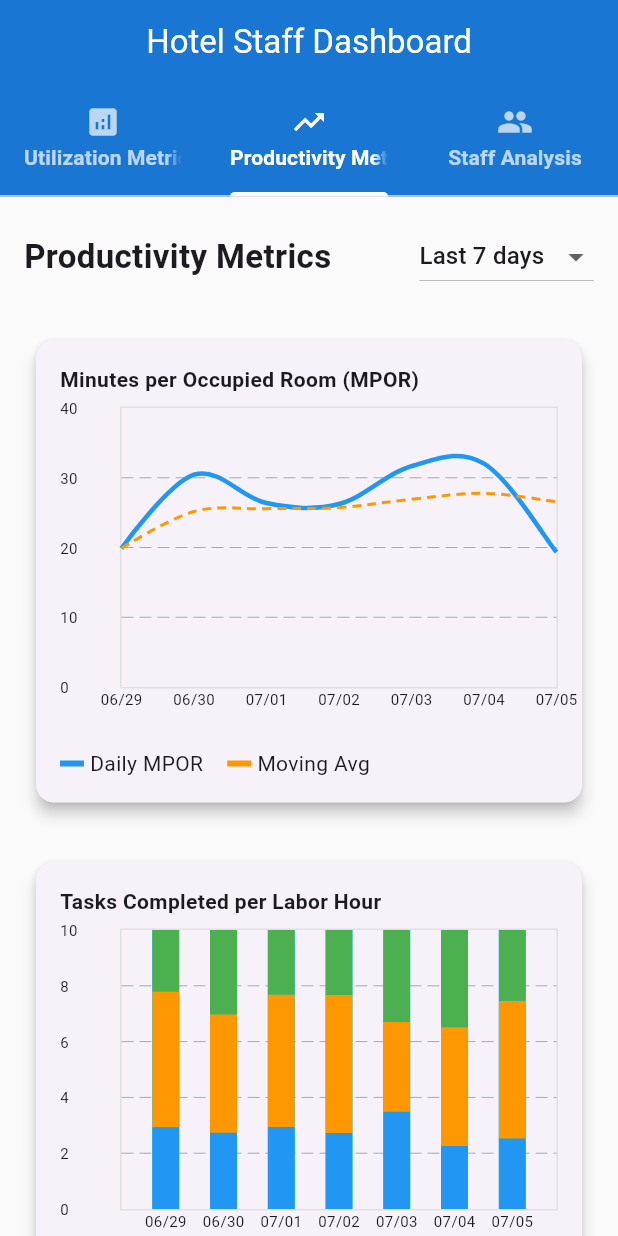
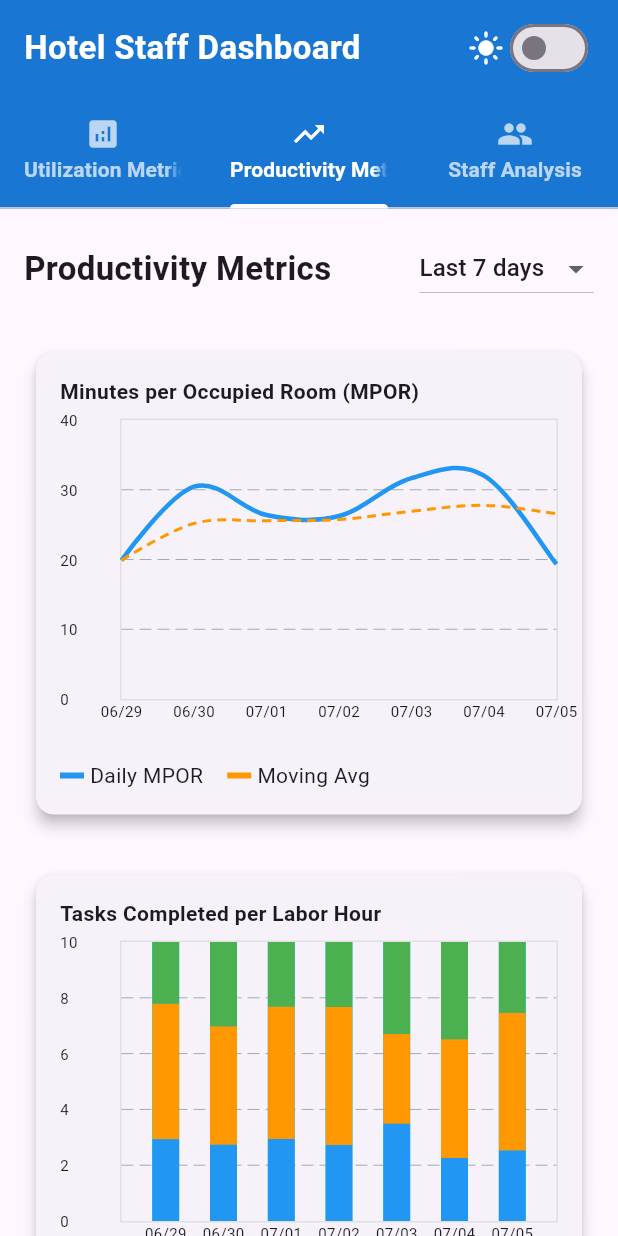
Before and after one commit to mzrd91/Widget_Tabs_Charts, a Flutter app: the screen it shows after launch, tab 2 chosen, on a phone screen of 412 x 824 dp. Run offline on Flutter 3.47's test engine with Material 3 defaults, Android fonts, the phone set to English and light mode, and no system bars; drawn by our look-alikes of fl_chart; our stand-ins replace syncfusion_flutter_gauges.

Commit message:
Update charts, theme, and UI improvements; refactor productivity tab and dashboard

```diff
--- a/lib/main.dart
+++ b/lib/main.dart
@@ -1,4 +1,6 @@
 import 'package:flutter/material.dart';
+import 'package:provider/provider.dart';
+import 'theme/theme_provider.dart';
 import 'models/staff_member.dart';
 import 'widgets/heat_map_chart.dart';
 import 'widgets/spider_chart.dart';
@@ -6,7 +8,12 @@ import 'widgets/staff_worked_hours.dart';
 import 'screens/dashboard_screen.dart';
 
 void main() {
-  runApp(const MyApp());
+  runApp(
+    ChangeNotifierProvider(
+      create: (_) => ThemeProvider(),
+      child: const MyApp(),
+    ),
+  );
 }
 
 class MyApp extends StatelessWidget {
@@ -14,20 +21,13 @@ class MyApp extends StatelessWidget {
 
   @override
   Widget build(BuildContext context) {
+    final themeProvider = Provider.of<ThemeProvider>(context);
     return MaterialApp(
       title: 'Hotel Staff Dashboard',
       debugShowCheckedModeBanner: false,
-      theme: ThemeData(
-        primarySwatch: Colors.blue,
-        visualDensity: VisualDensity.adaptivePlatformDensity,
-        cardTheme: CardTheme(
-          elevation: 4,
-          margin: const EdgeInsets.all(8),
-          shape: RoundedRectangleBorder(
-            borderRadius: BorderRadius.circular(12),
-          ),
-        ),
-      ),
+      theme: ThemeProvider.lightTheme,
+      darkTheme: ThemeProvider.darkTheme,
+      themeMode: themeProvider.themeMode,
       home: const DashboardScreen(),
     );
   }
--- a/lib/screens/dashboard_screen.dart
+++ b/lib/screens/dashboard_screen.dart
@@ -1,4 +1,6 @@
 import 'package:flutter/material.dart';
+import 'package:provider/provider.dart';
+import '../theme/theme_provider.dart';
 import '../models/staff_member.dart';
 import '../widgets/heat_map_chart.dart';
 import '../widgets/spider_chart.dart';
@@ -32,15 +34,44 @@ class _DashboardScreenState extends State<DashboardScreen>
 
   @override
   Widget build(BuildContext context) {
+    final themeProvider = Provider.of<ThemeProvider>(context);
     return Scaffold(
-      backgroundColor: Colors.grey[50],
-      appBar: AppBar(
-        title: const Text('Hotel Staff Dashboard'),
-        backgroundColor: Colors.blue[700],
-        foregroundColor: Colors.white,
-        elevation: 0,
-        centerTitle: true,
-        bottom: TabBar(
+      backgroundColor: Theme.of(context).scaffoldBackgroundColor,
+      body: SafeArea(
+        child: Column(
+          children: [
+            Container(
+              color: Colors.blue[700],
+              padding: const EdgeInsets.symmetric(horizontal: 16, vertical: 8),
+              child: Row(
+                children: [
+                  const Text(
+                    'Hotel Staff Dashboard',
+                    style: TextStyle(
+                      fontSize: 22,
+                      fontWeight: FontWeight.bold,
+                      color: Colors.white,
+                    ),
+                  ),
+                  const Spacer(),
+                  Icon(
+                    themeProvider.themeMode == ThemeMode.dark
+                        ? Icons.dark_mode
+                        : Icons.light_mode,
+                    color: Colors.white,
+                  ),
+                  Switch(
+                    value: themeProvider.themeMode == ThemeMode.dark,
+                    onChanged: (val) {
+                      themeProvider.toggleTheme(val);
+                    },
+                  ),
+                ],
+              ),
+            ),
+            Material(
+              color: Theme.of(context).appBarTheme.backgroundColor ?? Colors.blue[700],
+              child: TabBar(
                 controller: _tabController,
                 indicatorColor: Colors.white,
                 indicatorWeight: 3,
@@ -63,7 +94,8 @@ class _DashboardScreenState extends State<DashboardScreen>
                 ],
               ),
             ),
-      body: TabBarView(
+            Expanded(
+              child: TabBarView(
                 controller: _tabController,
                 children: const [
                   UtilizationTab(),
@@ -71,6 +103,10 @@ class _DashboardScreenState extends State<DashboardScreen>
                   StaffAnalysisTab(),
                 ],
               ),
+            ),
+          ],
+        ),
+      ),
     );
   }
 }
--- a/lib/screens/tabs/productivity_tab.dart
+++ b/lib/screens/tabs/productivity_tab.dart
@@ -98,8 +98,25 @@ class _ProductivityTabState extends State<ProductivityTab> {
           ),
           const SizedBox(height: 24),
 
-          // Chart 1: MPOR Line Chart
-          Card(
+          /// Chart 1: MPOR Line Chart
+          _buildMporChart(mporData, mporAvg, dateLabels),
+
+          const SizedBox(height: 24),
+
+          /// Chart 2: Tasks Completed per Labor Hour
+          _buildTasksChart(tasksData, dateLabels),
+
+          const SizedBox(height: 24),
+
+          /// Chart 3: Revenue per Labor Hour
+          _buildRevenueChart(revenueData, dateLabels, minIndex, maxIndex),
+        ],
+      ),
+    );
+  }
+
+  Widget _buildMporChart(List<double> mporData, List<double> mporAvg, List<String> dateLabels) {
+    return Card(
       child: Padding(
         padding: const EdgeInsets.all(16),
         child: Column(
@@ -123,6 +140,8 @@ class _ProductivityTabState extends State<ProductivityTab> {
                     bottomTitles: AxisTitles(
                       sideTitles: SideTitles(
                         showTitles: true,
+                        interval: 1,
+                        reservedSize: 32,
                         getTitlesWidget: (value, _) {
                           int idx = value.toInt();
                           if (idx >= 0 && idx < dateLabels.length) {
@@ -130,11 +149,10 @@ class _ProductivityTabState extends State<ProductivityTab> {
                           }
                           return const Text('');
                         },
-                              reservedSize: 32,
                       ),
                     ),
+                    topTitles: AxisTitles(sideTitles: SideTitles(showTitles: false)),
                     rightTitles: AxisTitles(sideTitles: SideTitles(showTitles: false)),
-                          topTitles: AxisTitles(sideTitles: SideTitles(showTitles: false)),
                   ),
                   borderData: FlBorderData(show: true, border: Border.all(color: Colors.grey[300]!)),
                   minX: 0,
@@ -189,12 +207,11 @@ class _ProductivityTabState extends State<ProductivityTab> {
           ],
         ),
       ),
-          ),
+    );
+  }
 
-          const SizedBox(height: 24),
-
-          // Chart 2: Tasks Completed per Labor Hour (Stacked Bar)
-          Card(
+  Widget _buildTasksChart(List<List<double>> tasksData, List<String> dateLabels) {
+    return Card(
       child: Padding(
         padding: const EdgeInsets.all(16),
         child: Column(
@@ -218,6 +235,8 @@ class _ProductivityTabState extends State<ProductivityTab> {
                     bottomTitles: AxisTitles(
                       sideTitles: SideTitles(
                         showTitles: true,
+                        interval: 1,
+                        reservedSize: 32,
                         getTitlesWidget: (value, _) {
                           int idx = value.toInt();
                           if (idx >= 0 && idx < dateLabels.length) {
@@ -225,11 +244,10 @@ class _ProductivityTabState extends State<ProductivityTab> {
                           }
                           return const Text('');
                         },
-                              reservedSize: 32,
                       ),
                     ),
+                    topTitles: AxisTitles(sideTitles: SideTitles(showTitles: false)),
                     rightTitles: AxisTitles(sideTitles: SideTitles(showTitles: false)),
-                          topTitles: AxisTitles(sideTitles: SideTitles(showTitles: false)),
                   ),
                   borderData: FlBorderData(show: true, border: Border.all(color: Colors.grey[300]!)),
                   minY: 0,
@@ -295,12 +313,11 @@ class _ProductivityTabState extends State<ProductivityTab> {
           ],
         ),
       ),
-          ),
+    );
+  }
 
-          const SizedBox(height: 24),
-
-          // Chart 3: Revenue per Labor Hour
-          Card(
+  Widget _buildRevenueChart(List<double> revenueData, List<String> dateLabels, int minIndex, int maxIndex) {
+    return Card(
       child: Padding(
         padding: const EdgeInsets.all(16),
         child: Column(
@@ -324,6 +341,8 @@ class _ProductivityTabState extends State<ProductivityTab> {
                     bottomTitles: AxisTitles(
                       sideTitles: SideTitles(
                         showTitles: true,
+                        interval: 1,
+                        reservedSize: 32,
                         getTitlesWidget: (value, _) {
                           int idx = value.toInt();
                           if (idx >= 0 && idx < dateLabels.length) {
@@ -331,17 +350,16 @@ class _ProductivityTabState extends State<ProductivityTab> {
                           }
                           return const Text('');
                         },
-                              reservedSize: 32,
                       ),
                     ),
+                    topTitles: AxisTitles(sideTitles: SideTitles(showTitles: false)),
                     rightTitles: AxisTitles(sideTitles: SideTitles(showTitles: false)),
-                          topTitles: AxisTitles(sideTitles: SideTitles(showTitles: false)),
                   ),
                   borderData: FlBorderData(show: true, border: Border.all(color: Colors.grey[300]!)),
                   minX: 0,
                   maxX: (revenueData.length - 1).toDouble(),
                   minY: 0,
-                        maxY: (revenueData.reduce(max) + 10),
+                  maxY: revenueData.reduce(max) + 10,
                   lineBarsData: [
                     LineChartBarData(
                       spots: List.generate(revenueData.length, (i) => FlSpot(i.toDouble(), revenueData[i])),
@@ -366,11 +384,8 @@ class _ProductivityTabState extends State<ProductivityTab> {
                       getTooltipItems: (touchedSpots) {
                         return touchedSpots.map<LineTooltipItem?>((spot) {
                           String label = '';
-                                if (spot.spotIndex == minIndex) {
-                                  label = 'Min';
-                                } else if (spot.spotIndex == maxIndex) {
-                                  label = 'Max';
-                                }
+                          if (spot.spotIndex == minIndex) label = 'Min';
+                          if (spot.spotIndex == maxIndex) label = 'Max';
                           return LineTooltipItem(
                             '${dateLabels[spot.x.toInt()]}\n\$${spot.y.toStringAsFixed(2)} $label',
                             TextStyle(color: label == 'Min' ? Colors.red : label == 'Max' ? Colors.green : Colors.white),
@@ -401,9 +416,6 @@ class _ProductivityTabState extends State<ProductivityTab> {
           ],
         ),
       ),
-          ),
-        ],
-      ),
     );
   }
 }
--- a/lib/screens/tabs/utilization_tab.dart
+++ b/lib/screens/tabs/utilization_tab.dart
@@ -41,15 +41,16 @@ class UtilizationTab extends StatelessWidget {
             elevation: 4,
             shape: RoundedRectangleBorder(borderRadius: BorderRadius.circular(12)),
             child: Padding(
-              padding: const EdgeInsets.all(20),
+              padding: const EdgeInsets.all(24),
               child: Column(
                 children: [
                   const Text(
                     'FTE Coverage',
-                    style: TextStyle(fontSize: 18, fontWeight: FontWeight.bold),
+                    style: TextStyle(fontSize: 20, fontWeight: FontWeight.bold),
                   ),
+                  const SizedBox(height: 16),
                   SizedBox(
-                    height: 200,
+                    height: 300,
                     child: SfRadialGauge(
                       axes: <RadialAxis>[
                         RadialAxis(
@@ -106,7 +107,7 @@ class UtilizationTab extends StatelessWidget {
                               widget: Text(
                                 '${fteCoverage.toStringAsFixed(1)}%',
                                 style: const TextStyle(
-                                  fontSize: 20,
+                                  fontSize: 32,
                                   fontWeight: FontWeight.bold,
                                 ),
                               ),
--- /dev/null
+++ b/lib/theme/theme_provider.dart
@@ -0,0 +1,38 @@
+import 'package:flutter/material.dart';
+
+class ThemeProvider extends ChangeNotifier {
+  ThemeMode _themeMode = ThemeMode.light;
+
+  ThemeMode get themeMode => _themeMode;
+
+  void toggleTheme(bool isDark) {
+    _themeMode = isDark ? ThemeMode.dark : ThemeMode.light;
+    notifyListeners();
+  }
+
+  static final ThemeData lightTheme = ThemeData(
+    brightness: Brightness.light,
+    primarySwatch: Colors.blue,
+    visualDensity: VisualDensity.adaptivePlatformDensity,
+    cardTheme: CardTheme(
+      elevation: 4,
+      margin: const EdgeInsets.all(8),
+      shape: RoundedRectangleBorder(
+        borderRadius: BorderRadius.circular(12),
+      ),
+    ),
+  );
+
+  static final ThemeData darkTheme = ThemeData(
+    brightness: Brightness.dark,
+    primarySwatch: Colors.blue,
+    visualDensity: VisualDensity.adaptivePlatformDensity,
+    cardTheme: CardTheme(
+      elevation: 4,
+      margin: const EdgeInsets.all(8),
+      shape: RoundedRectangleBorder(
+        borderRadius: BorderRadius.circular(12),
+      ),
+    ),
+  );
+}
--- a/pubspec.yaml
+++ b/pubspec.yaml
@@ -15,6 +15,7 @@ dependencies:
   fl_chart: ^0.64.0
   syncfusion_flutter_gauges: ^24.1.41
   cupertino_icons: ^1.0.2
+  provider: ^6.0.5
 
 dev_dependencies:
   flutter_test:
```
Also changed, not shown: pubspec.lock, 1 other file. Lines whose indentation alone changed are shown as unchanged.
